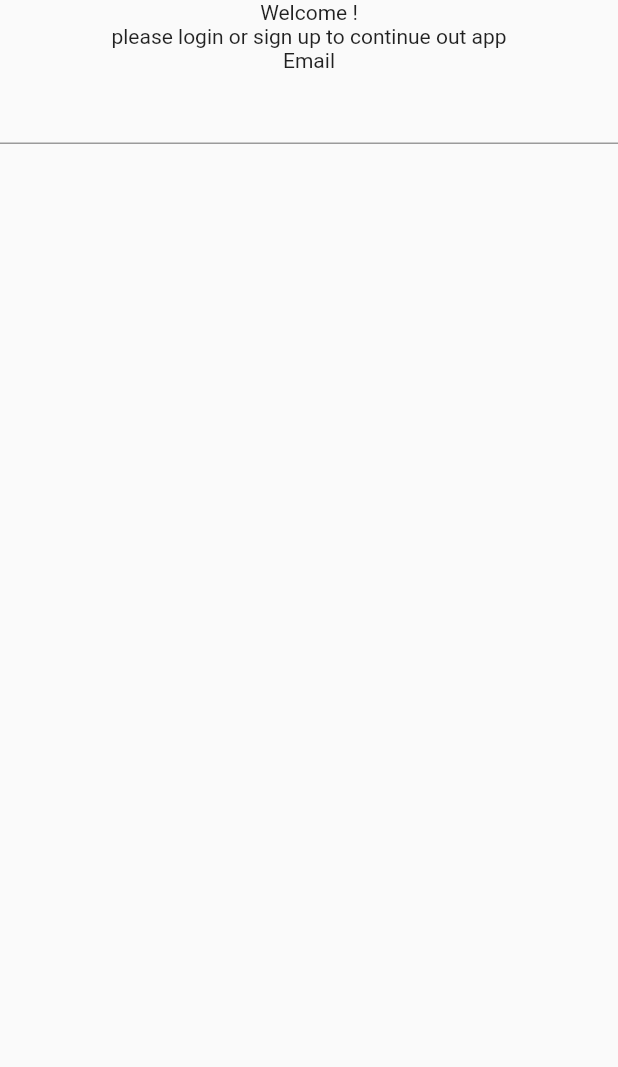
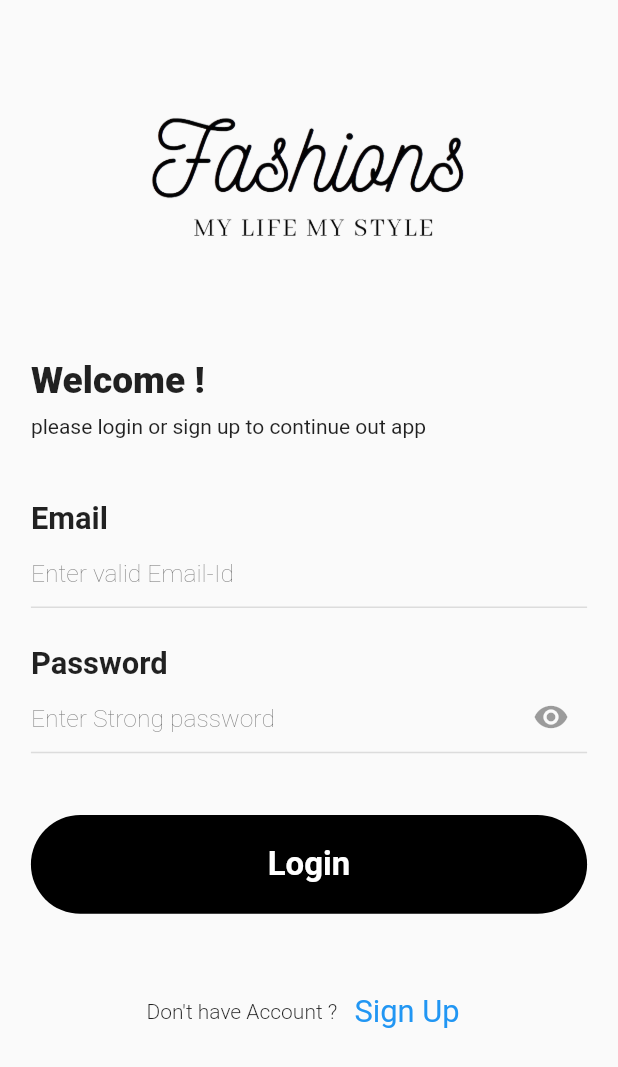
Before and after one commit to VivekTailor19/eCommerce_admin_app, a Flutter app: the screen it shows after launch, on a phone screen of 412 x 824 dp. Shown: the top 1067 px of the screen. Run offline on Flutter 3.47's test engine with Material 2 defaults, Android fonts, the phone set to English and light mode, and no system bars; our stand-ins replace firebase_core, get, sizer; accounts and stored records are empty.

Commit message:
ecommerce_app

```diff
--- a/lib/main.dart
+++ b/lib/main.dart
@@ -6,6 +6,7 @@ import 'package:get/get.dart';
 import 'package:sizer/sizer.dart';
 
 import 'firebase_options.dart';
+import 'screens/03 login/signUpScreen.dart';
 
 Future<void> main() async {
   WidgetsFlutterBinding.ensureInitialized();
@@ -17,10 +18,11 @@ Future<void> main() async {
     Sizer(
       builder: (context, orientation, deviceType) => GetMaterialApp(
         debugShowCheckedModeBanner: false,
-        initialRoute: "/signIn",
+        // initialRoute: "/signIn",
         routes: {
           "/":(p0) => SplashScreen(),
           "/signIn":(p0) => SignInScreen(),
+          "/signUp":(p0) => SignUpScreen(),
         },
       ),
     ),
--- /dev/null
+++ b/lib/screens/03 login/controller/loginController.dart
@@ -0,0 +1,21 @@
+import 'package:get/get.dart';
+
+class LoginController extends GetxController
+{
+  RxBool isHiddenUp = true.obs;
+  void togglePasswordViewUp() {
+      isHiddenUp.value = !isHiddenUp.value;
+  }
+
+  RxBool isHiddenIn = true.obs;
+  void togglePasswordViewIn() {
+      isHiddenIn.value = !isHiddenIn.value;
+  }
+
+  RxBool isHiddenC = true.obs;
+  void togglePasswordViewC() {
+      isHiddenC.value = !isHiddenC.value;
+  }
+
+  RxBool checkConditions = false.obs;
+}
--- a/lib/screens/03 login/signInScreen.dart
+++ b/lib/screens/03 login/signInScreen.dart
@@ -1,4 +1,6 @@
+import 'package:ecommerce_app/screens/03%20login/controller/loginController.dart';
 import 'package:flutter/material.dart';
+import 'package:get/get.dart';
 import 'package:sizer/sizer.dart';
 
 class SignInScreen extends StatefulWidget {
@@ -13,22 +15,97 @@ class _SignInScreenState extends State<SignInScreen> {
   TextEditingController temail = TextEditingController();
   TextEditingController tpassword = TextEditingController();
 
+  LoginController l_control = Get.put(LoginController());
+
   @override
   Widget build(BuildContext context) {
     return SafeArea(
       child: Scaffold(
 
-        body: Column(
-          children: [
-            Text("Welcome !"),
-            Text("please login or sign up to continue out app"),
+        body: Padding(
+          padding:  EdgeInsets.symmetric(horizontal: 5.w),
+          child: SingleChildScrollView(
+            child: Column(crossAxisAlignment: CrossAxisAlignment.start,
+              children: [
+                Padding(
+                  padding:  EdgeInsets.symmetric(vertical: 8.h),
+                  child: Row(mainAxisAlignment: MainAxisAlignment.center,
+                    children: [
+                      Image.asset("assets/images/logo/logo.png",height: 13.h,width: 70.w,),
+                    ],
+                  ),
+                ),
+                Text("Welcome !",style: TextStyle(fontWeight: FontWeight.w800,fontSize: 18.sp),),
+                SizedBox(height: 1.h,),
+                Text("please login or sign up to continue out app"),
+                SizedBox(height: 5.h,),
 
-            Text("Email"),
-            TextField(style: TextStyle(fontSize: 15.sp),
-              controller: temail,
+                Text("Email",style: TextStyle(fontWeight: FontWeight.w600,fontSize: 15.sp),),
+                TextField(style: TextStyle(fontSize: 15.sp,fontWeight: FontWeight.w400),
+                  controller: temail,
+                  keyboardType: TextInputType.emailAddress,
+                  cursorColor: Colors.black38,
+                  decoration: InputDecoration(
 
+                      enabledBorder: UnderlineInputBorder(borderSide: BorderSide(color: Colors.black12)),
+                      focusedBorder: UnderlineInputBorder(borderSide: BorderSide(color: Colors.black54)),
+
+                      hintText: "Enter valid Email-Id",
+                      hintStyle: TextStyle(fontWeight: FontWeight.w200,fontSize: 12.sp)
+                  ),
+
+                ),
+                SizedBox(height: 3.h,),
+                Text("Password",style: TextStyle(fontWeight: FontWeight.w600,fontSize: 15.sp),),
+                Obx(
+                  () =>  TextField(style: TextStyle(fontSize: 15.sp,fontWeight: FontWeight.w400),
+                    controller: tpassword,
+                    keyboardType: TextInputType.number,
+                    cursorColor: Colors.black38,
+                    obscureText: l_control.isHiddenUp.value,
+
+                    decoration: InputDecoration(
+
+                      enabledBorder: UnderlineInputBorder(borderSide: BorderSide(color: Colors.black12)),
+                      focusedBorder: UnderlineInputBorder(borderSide: BorderSide(color: Colors.black54)),
+
+                        suffixIcon: IconButton(
+                        onPressed: () =>  l_control.togglePasswordViewUp(),  /// This is Magical Function
+                          icon:
+                            l_control.isHiddenUp.value ?         /// CHeck Show & Hide.
+                            Icon(Icons.visibility) :
+                            Icon(Icons.visibility_off),
+                            color: Colors.black38,
+
+                        ),
+
+                      hintText: "Enter Strong password",
+                      hintStyle: TextStyle(fontWeight: FontWeight.w200,fontSize: 12.sp)
+                    ),
+
+                  ),
+                ),
+
+                Container(height: 8.h,width: 100.w,
+                  padding: EdgeInsets.symmetric(horizontal: 5.w),
+                  margin: EdgeInsets.symmetric(vertical: 5.h),
+                  alignment: Alignment.center,
+                  child: Text("Login",style: TextStyle(fontSize: 16.sp,color: Colors.white,fontWeight: FontWeight.bold),),
+                  decoration: BoxDecoration(borderRadius: BorderRadius.circular(5.h),color: Color(0xff000000)),),
+
+
+                Row(mainAxisAlignment: MainAxisAlignment.center,
+                  children: [
+                    Text("Don't have Account ? ",style: TextStyle(fontWeight: FontWeight.w300),),
+                    TextButton(child: Text("Sign Up",style: TextStyle(fontSize: 15.sp,fontWeight: FontWeight.w400,color: Colors.blue),),onPressed: () => Get.toNamed("/signUp"),),
+                  ],
+                ),
+                SizedBox(height: 5.h)
+
+
+              ],
             ),
-          ],
+          ),
         ),
       ),
     );
--- a/pubspec.yaml
+++ b/pubspec.yaml
@@ -67,6 +67,7 @@ flutter:
   #   - images/a_dot_ham.jpeg
   assets:
     - assets/images/splash/
+    - assets/images/logo/
 
   # An image asset can refer to one or more resolution-specific "variants", see
   # https://flutter.dev/assets-and-images/#resolution-aware
```
Also changed, not shown: lib/screens/01 splash/splashScreen.dart (+14 -2 lines), lib/screens/03 login/signUpScreen.dart (+230 -0 lines), assets/images/logo/logo.png (added), assets/images/logo/logo_white.png (added), assets/images/splash/splash.jpg (added), assets/images/splash/splash.png (deleted).
